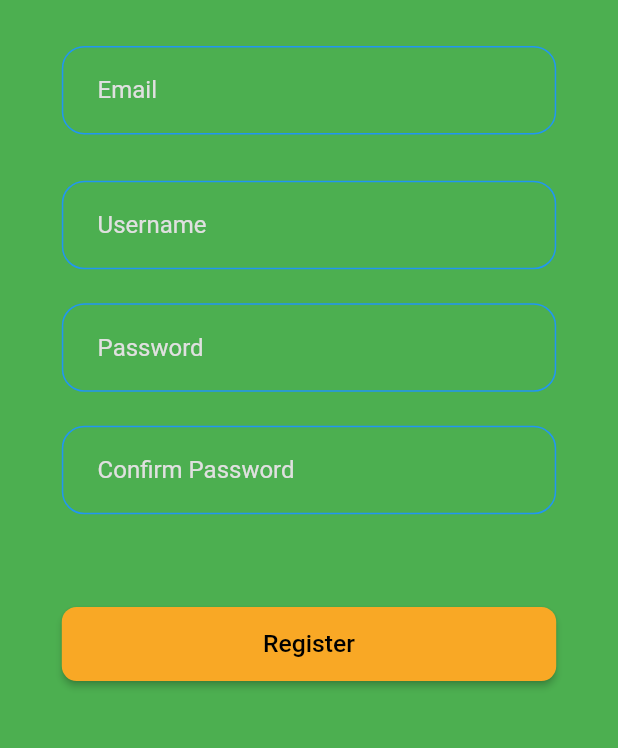
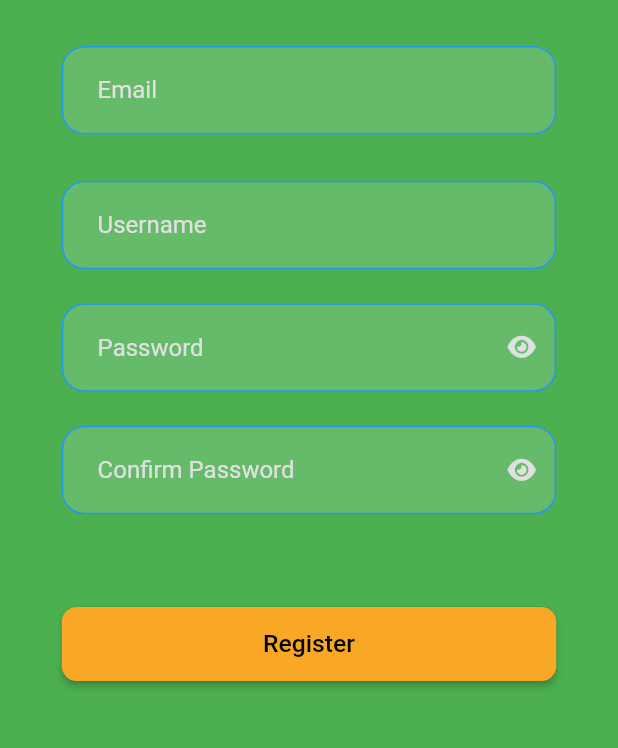
Before and after one commit to AunopDev/dti_flutter_splashlogin_01, a Flutter app: the screen it shows after launch, after a tap on "Create Accout", on a phone screen of 412 x 824 dp, the part 366-1114 px from its top. Run offline on Flutter 3.47's test engine with Material 2 defaults, Android fonts, the phone set to English and light mode, and no system bars; our stand-ins replace font_awesome_flutter, google_fonts; Roboto replaces fonts that are missing (Itim).

Commit message:
Code V2 : Fix some layout

```diff
--- a/lib/views/login_ui.dart
+++ b/lib/views/login_ui.dart
@@ -108,6 +108,8 @@ class _LoginUIState extends State<LoginUI> {
                         color: Colors.blue,
                       ),
                     ),
+                    filled: true,
+                    fillColor: Colors.green[400],
                   ),
                 ),
               ),
@@ -135,6 +137,16 @@ class _LoginUIState extends State<LoginUI> {
                       borderSide: BorderSide(
                         color: Colors.blue,
                       ),
+                    ),
+                    filled: true,
+                    fillColor: Colors.green[400],
+                    suffixIcon: IconButton(
+                      icon: Icon(
+                        FontAwesomeIcons.solidEye,
+                        color: Colors.grey[300],
+                        size: MediaQuery.of(context).size.width * 0.04,
+                      ),
+                      onPressed: () {},
                     ),
                   ),
                 ),
--- a/lib/views/register_ui.dart
+++ b/lib/views/register_ui.dart
@@ -79,6 +79,8 @@ class _RegisterUIState extends State<RegisterUI> {
                         color: Colors.blue,
                       ),
                     ),
+                    filled: true,
+                    fillColor: Colors.green[400],
                   ),
                 ),
               ),
@@ -107,6 +109,8 @@ class _RegisterUIState extends State<RegisterUI> {
                         color: Colors.blue,
                       ),
                     ),
+                    filled: true,
+                    fillColor: Colors.green[400],
                   ),
                 ),
               ),
@@ -135,6 +139,16 @@ class _RegisterUIState extends State<RegisterUI> {
                         color: Colors.blue,
                       ),
                     ),
+                    filled: true,
+                    fillColor: Colors.green[400],
+                    suffixIcon: IconButton(
+                      icon: Icon(
+                        FontAwesomeIcons.solidEye,
+                        color: Colors.grey[300],
+                        size: MediaQuery.of(context).size.width * 0.04,
+                      ),
+                      onPressed: () {},
+                    ),
                   ),
                 ),
               ),
@@ -162,6 +176,16 @@ class _RegisterUIState extends State<RegisterUI> {
                       borderSide: BorderSide(
                         color: Colors.blue,
                       ),
+                    ),
+                    filled: true,
+                    fillColor: Colors.green[400],
+                    suffixIcon: IconButton(
+                      icon: Icon(
+                        FontAwesomeIcons.solidEye,
+                        color: Colors.grey[300],
+                        size: MediaQuery.of(context).size.width * 0.04,
+                      ),
+                      onPressed: () {},
                     ),
                   ),
                 ),
```
